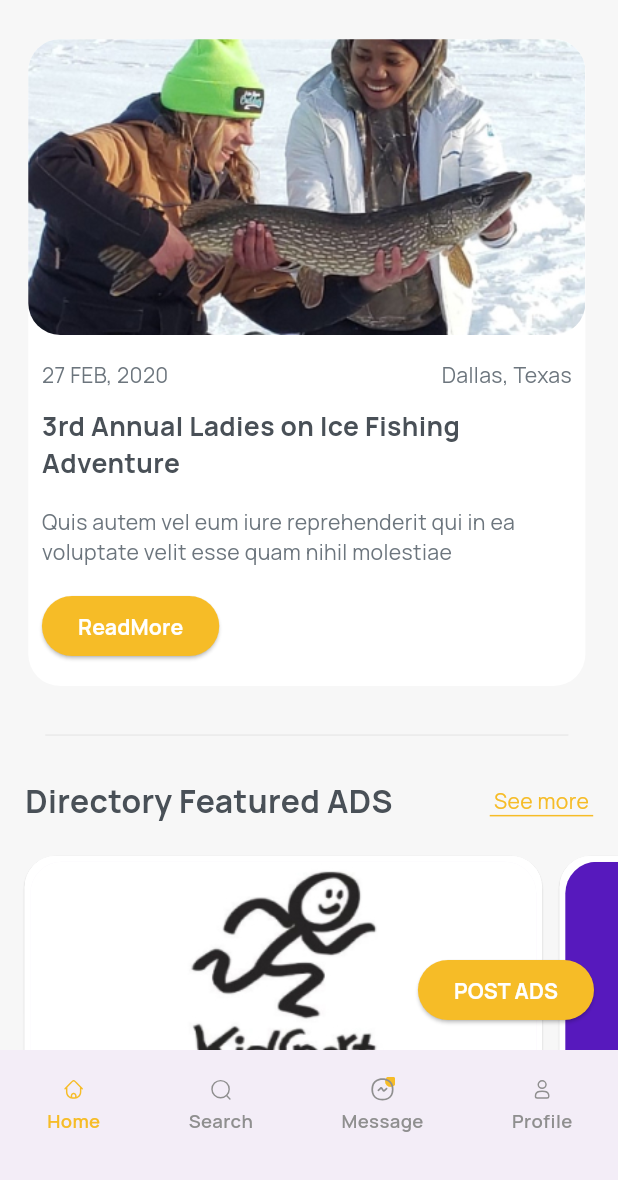
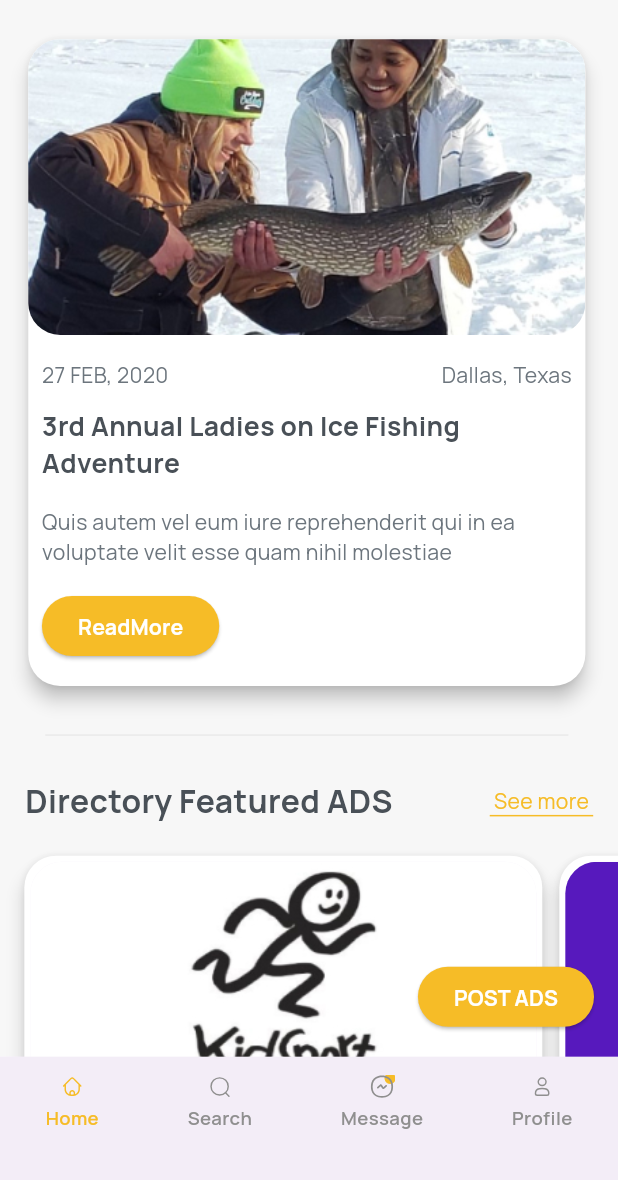
Before and after one commit to akash2058/LocalBuzz, a Flutter app: the screen it shows after launch, scrolled down 576 dp, on a phone screen of 412 x 824 dp, the part 56-1236 px from its top. Run offline on Flutter 3.47's test engine with Material 3 defaults, Android fonts, the phone set to English and light mode, and no system bars; our stand-ins replace flutter_screenutil, flutter_svg, google_fonts.

```diff
--- a/lib/customwidget/custominformcard.dart
+++ b/lib/customwidget/custominformcard.dart
@@ -35,7 +35,7 @@ class CustomCard extends StatelessWidget {
       child: Column(
         children: [
           Card(
-            elevation: 0.5,
+            elevation: 5,
             color: AppColor.primarywhite,
             shape: RoundedRectangleBorder(
                 borderRadius: BorderRadius.circular(24.r)),
--- a/lib/main.dart
+++ b/lib/main.dart
@@ -2,6 +2,7 @@ import 'package:flutter/material.dart';
 import 'package:localbuzz/provider/appproviders.dart';
 import 'package:localbuzz/view/mainmenu/main_menu.dart';
 import 'package:flutter_screenutil/flutter_screenutil.dart';
+import 'package:localbuzz/view/splashscreen/splashscreen.dart';
 import 'package:provider/provider.dart';
 
 void main() {
@@ -24,7 +25,8 @@ class MyApp extends StatelessWidget {
       minTextAdapt: true,
       ensureScreenSize: true,
       designSize: Size(430, 932),
-      child: MaterialApp(debugShowCheckedModeBanner: false, home: MainMenu()),
+      child:
+          MaterialApp(debugShowCheckedModeBanner: false, home: SplashScreen()),
     );
   }
 }
--- a/lib/view/constraints/appicons.dart
+++ b/lib/view/constraints/appicons.dart
@@ -25,4 +25,5 @@ class AppImages {
   static const pictwo = 'assets/pictwo.jpg';
   static const picthree = 'assets/picthree.jpg';
   static const headerimg = 'assets/headerimg.jpg';
+  static const splashlogo = 'assets/splashlogo.jpg';
 }
--- a/lib/view/mainmenu/main_menu.dart
+++ b/lib/view/mainmenu/main_menu.dart
@@ -1,9 +1,9 @@
 import 'package:flutter/material.dart';
 import 'package:flutter_screenutil/flutter_screenutil.dart';
 import 'package:flutter_svg/flutter_svg.dart';
+import 'package:google_fonts/google_fonts.dart';
 import 'package:localbuzz/controller/appcontroller.dart';
 import 'package:localbuzz/view/constraints/appcolor.dart';
-import 'package:localbuzz/view/constraints/appfonts.dart';
 import 'package:localbuzz/view/constraints/appicons.dart';
 import 'package:provider/provider.dart';
 
@@ -22,13 +22,12 @@ class _MainMenuState extends State<MainMenu> {
         return SafeArea(
           child: Scaffold(
               bottomNavigationBar: BottomAppBar(
-                height: 98.h,
+                height: 93.h,
                 child: Padding(
-                  padding: EdgeInsets.only(
-                      left: 16.w, right: 15.w, top: 6.52.w, bottom: 12.44.w),
+                  padding: EdgeInsets.symmetric(
+                    horizontal: 15.w,
+                  ),
                   child: Row(
-                    mainAxisSize: MainAxisSize.min,
-                    crossAxisAlignment: CrossAxisAlignment.start,
                     mainAxisAlignment: MainAxisAlignment.spaceBetween,
                     children: [
                       GestureDetector(
@@ -51,17 +50,14 @@ class _MainMenuState extends State<MainMenu> {
                             SizedBox(
                               height: 4.h,
                             ),
-                            Text(
-                              'Home',
-                              style: TextStyle(
-                                fontSize: 14.h,
-                                fontFamily: AppFonts.manormafont,
+                            Text('Home',
+                                style: GoogleFonts.manrope(
                                   fontWeight: FontWeight.w600,
+                                  fontSize: 14.sp,
                                   color: menu.currenttab == 0
                                       ? AppColor.primaryyellow
                                       : AppColor.primarygrey,
-                              ),
-                            )
+                                ))
                           ],
                         ),
                       ),
@@ -86,17 +82,14 @@ class _MainMenuState extends State<MainMenu> {
                             SizedBox(
                               height: 4.h,
                             ),
-                            Text(
-                              'Search',
-                              style: TextStyle(
-                                fontSize: 14.h,
-                                fontFamily: AppFonts.manormafont,
+                            Text('Search',
+                                style: GoogleFonts.manrope(
                                   fontWeight: FontWeight.w600,
+                                  fontSize: 14.sp,
                                   color: menu.currenttab == 1
                                       ? AppColor.primaryyellow
                                       : AppColor.primarygrey,
-                              ),
-                            )
+                                ))
                           ],
                         ),
                       ),
@@ -134,17 +127,14 @@ class _MainMenuState extends State<MainMenu> {
                             SizedBox(
                               height: 4.h,
                             ),
-                            Text(
-                              'Message',
-                              style: TextStyle(
-                                fontSize: 14.h,
-                                fontFamily: AppFonts.manormafont,
+                            Text('Message',
+                                style: GoogleFonts.manrope(
                                   fontWeight: FontWeight.w600,
+                                  fontSize: 14.sp,
                                   color: menu.currenttab == 2
                                       ? AppColor.primaryyellow
                                       : AppColor.primarygrey,
-                              ),
-                            )
+                                ))
                           ],
                         ),
                       ),
@@ -168,17 +158,14 @@ class _MainMenuState extends State<MainMenu> {
                             SizedBox(
                               height: 4.h,
                             ),
-                            Text(
-                              'Profile',
-                              style: TextStyle(
-                                fontSize: 14.h,
-                                fontFamily: AppFonts.manormafont,
+                            Text('Profile',
+                                style: GoogleFonts.manrope(
                                   fontWeight: FontWeight.w600,
+                                  fontSize: 14.sp,
                                   color: menu.currenttab == 3
                                       ? AppColor.primaryyellow
                                       : AppColor.primarygrey,
-                              ),
-                            )
+                                ))
                           ],
                         ),
                       ),
--- a/lib/view/screens/home/components/eventcard.dart
+++ b/lib/view/screens/home/components/eventcard.dart
@@ -19,7 +19,7 @@ class EventCard extends StatelessWidget {
         crossAxisAlignment: CrossAxisAlignment.start,
         children: [
           Card(
-            elevation: 0,
+            elevation: 5,
             color: AppColor.primarywhite,
             shape: RoundedRectangleBorder(
                 borderRadius: BorderRadius.circular(24.r)),
--- a/lib/view/screens/home/components/homescreenhead.dart
+++ b/lib/view/screens/home/components/homescreenhead.dart
@@ -64,15 +64,15 @@ class HomeScreenHead extends StatelessWidget {
                       child: SvgPicture.asset(
                         // ignore: deprecated_member_use
                         color: AppColor.primarywhite,
-                        width: 24.w,
+                        width: 18.w,
                         AppImages.searchicon,
-                        height: 24.h,
+                        height: 18.h,
                       ),
                     ),
                     contentPadding:
                         EdgeInsets.symmetric(horizontal: 16.w, vertical: 10.h),
                     hintStyle: GoogleFonts.manrope(
-                        fontSize: 14.sp,
+                        fontSize: 16.sp,
                         fontWeight: FontWeight.w400,
                         color: AppColor.primarywhite),
                     prefixIconConstraints: const BoxConstraints(),
```
Also changed, not shown: lib/view/constraints/custom_pagetransition.dart (added, +25 -0 lines), lib/view/splashscreen/splashscreen.dart (added, +42 -0 lines), assets/splashlogo.jpg (added), 1 other file. Lines whose indentation alone changed are shown as unchanged.
